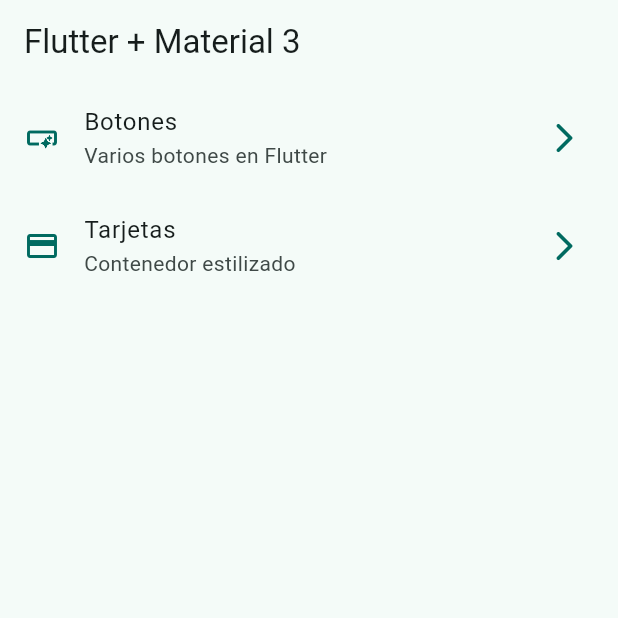
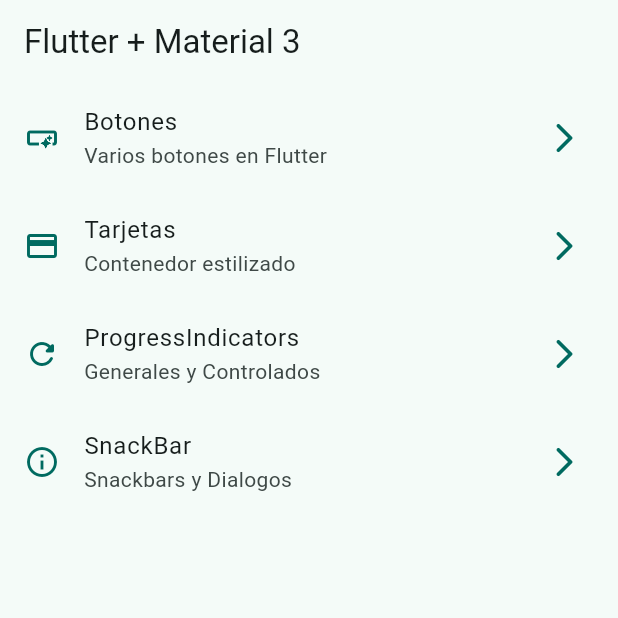
Before and after one commit to rliaudat/flutter, a Flutter app: the screen it shows after launch, on a phone screen of 412 x 824 dp, the top half of it. Run offline on Flutter 3.47's test engine with Material 2 defaults, Android fonts, the phone set to English and light mode, and no system bars; our stand-ins replace go_router.

Commit message:
Snackbars

```diff
--- a/lib/config/router/app_router.dart
+++ b/lib/config/router/app_router.dart
@@ -19,5 +19,18 @@
       builder: (context, state) => const CardsScreen(),
     ),
 
+    GoRoute(
+      path: '/progress',
+      name: ProgressScreen.name,
+      builder: (context, state) => const ProgressScreen(),
+    ),
+
+  GoRoute(
+      path: '/snackbar',
+      name: SnackbarScreen.name,
+      builder: (context, state) => const SnackbarScreen(),
+    ),
+
+
   ],
 );
--- a/lib/menu/menu_items.dart
+++ b/lib/menu/menu_items.dart
@@ -29,4 +29,19 @@
     icon: Icons.credit_card
   ),
 
+MenuItem (
+    title: 'ProgressIndicators',
+    subtitle: 'Generales y Controlados',
+    link: '/progress',
+    icon: Icons.refresh_rounded
+  ),
+
+MenuItem (
+    title: 'SnackBar',
+    subtitle: 'Snackbars y Dialogos',
+    link: '/snackbar',
+    icon: Icons.info_outline
+  ),
+
+
 ];
--- a/lib/presentation/screens.dart
+++ b/lib/presentation/screens.dart
@@ -8,3 +8,6 @@
 export 'package:flutter_widget_app/presentation/screens/buttons/buttons_screen.dart';
 export 'package:flutter_widget_app/presentation/screens/cards/cards_screen.dart';
 export 'package:flutter_widget_app/presentation/screens/home/home_screen.dart';
+
+
+export "package:flutter_widget_app/presentation/screens/snackbar/snackbar_screen.dart";
```
Also changed, not shown: lib/presentation/screens/progress/progress_screen.dart (+59 -1 lines), lib/presentation/screens/snackbar/snackbar_screen.dart (+50 -1 lines).
